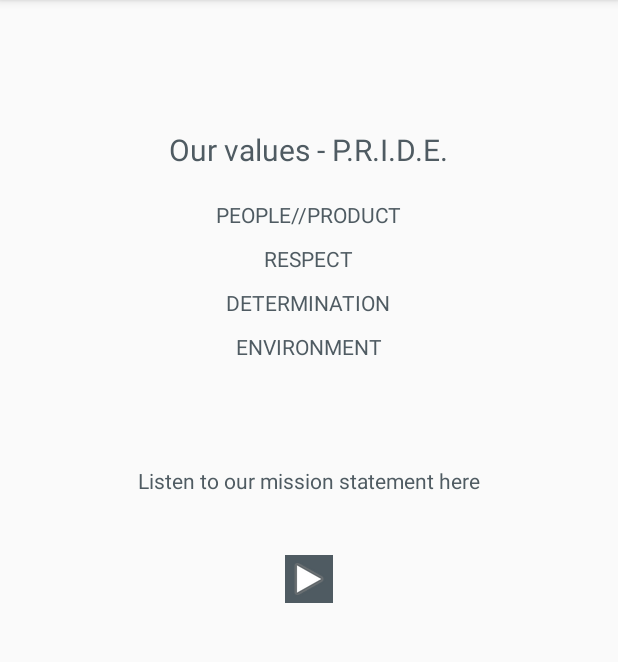
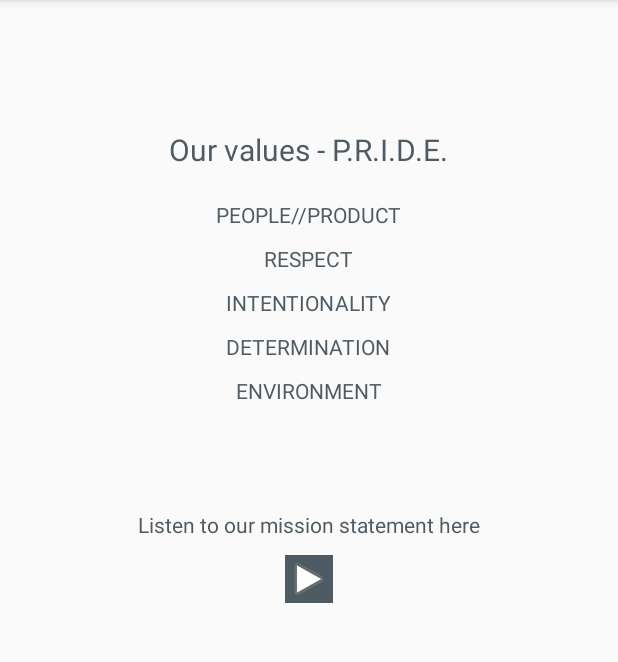
Before and after one commit to elizabethlarkinnelson/OAPTH, an Android app: the AboutActivity screen opened directly, with no data from a screen before it, on a phone screen of 412 x 824 dp, the part 84-746 px from its top. Run offline under Robolectric (Android 15) with nearby library versions, the phone set to English and light mode, and no system bars.

Commit message:
photos added for readme

```diff
--- a/app/src/main/res/layout/activity_about.xml
+++ b/app/src/main/res/layout/activity_about.xml
@@ -40,7 +40,12 @@
         <TextView
             android:id="@+id/intentionality"
             style="@style/AboutTheme"
-            android:text="@string/determination" />
+            android:text="@string/intentionality" />
+
+        <TextView
+            android:id="@id/determination"
+            style="@style/AboutTheme"
+            android:text="@string/determination"/>
 
         <TextView
             android:id="@+id/determination"
--- a/app/src/main/res/values/strings.xml
+++ b/app/src/main/res/values/strings.xml
@@ -25,6 +25,7 @@
 
     <!-- Font -->
     <string name="default_font" translatable="false">sans-serif-dark</string>
+    <string name="intentionality">intentionality</string>
 
 
 </resources>
```
Also changed, not shown: 5 other files.
